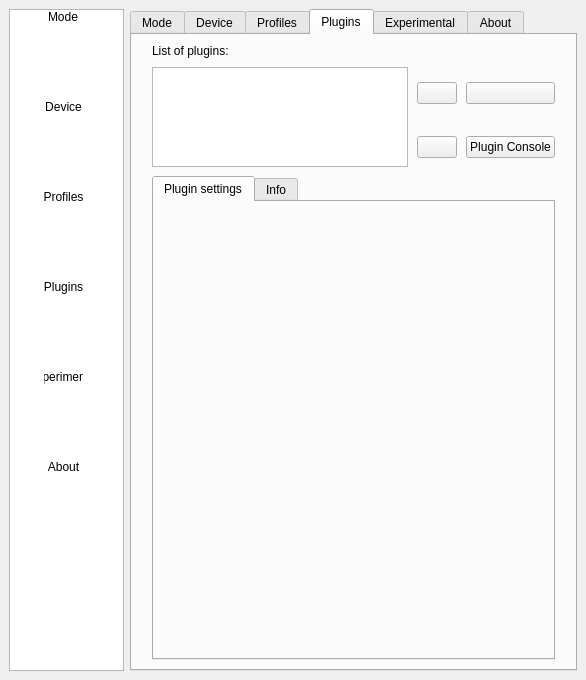
Above: Software/src/SettingsWindow.ui from Atarity/Lightpack before the change. Below: the same form after it.
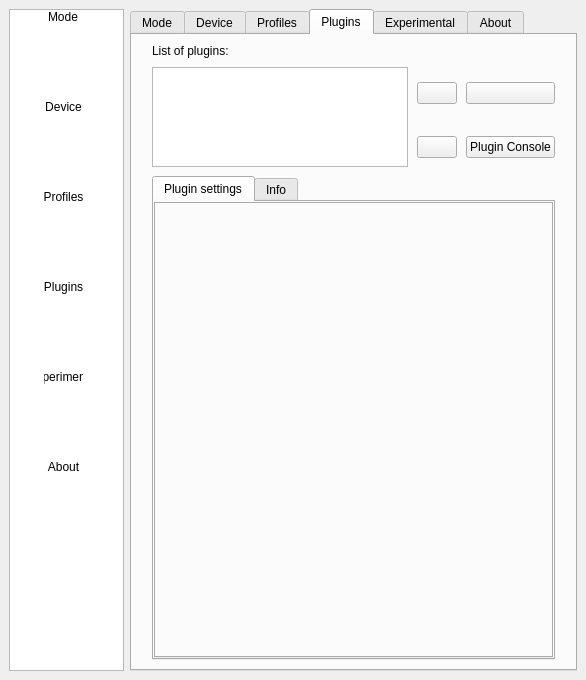
That is the form after the change. The open tabs and pages were chosen to show the change. Icons and pictures are not drawn. Custom widgets are drawn as their Qt base class.

Commit message: refactoring python plugins (change settings )

The edit to the form file:
```diff
--- a/Software/src/SettingsWindow.ui
+++ b/Software/src/SettingsWindow.ui
@@ -2168,7 +2168,21 @@
            <attribute name="title">
             <string>Plugin settings</string>
            </attribute>
-           <layout class="QVBoxLayout" name="verticalLayout_2"/>
+           <layout class="QVBoxLayout" name="verticalLayout_2">
+            <property name="margin">
+             <number>0</number>
+            </property>
+            <item>
+             <widget class="QTabWidget" name="tabPluginsSettings">
+              <property name="currentIndex">
+               <number>-1</number>
+              </property>
+              <property name="usesScrollButtons">
+               <bool>true</bool>
+              </property>
+             </widget>
+            </item>
+           </layout>
           </widget>
           <widget class="QWidget" name="tabInfoPlugin">
            <attribute name="title">
```
Left out of the diff: 2 changed lines with no effect on the pictures. The commit also changes 6 other files.
